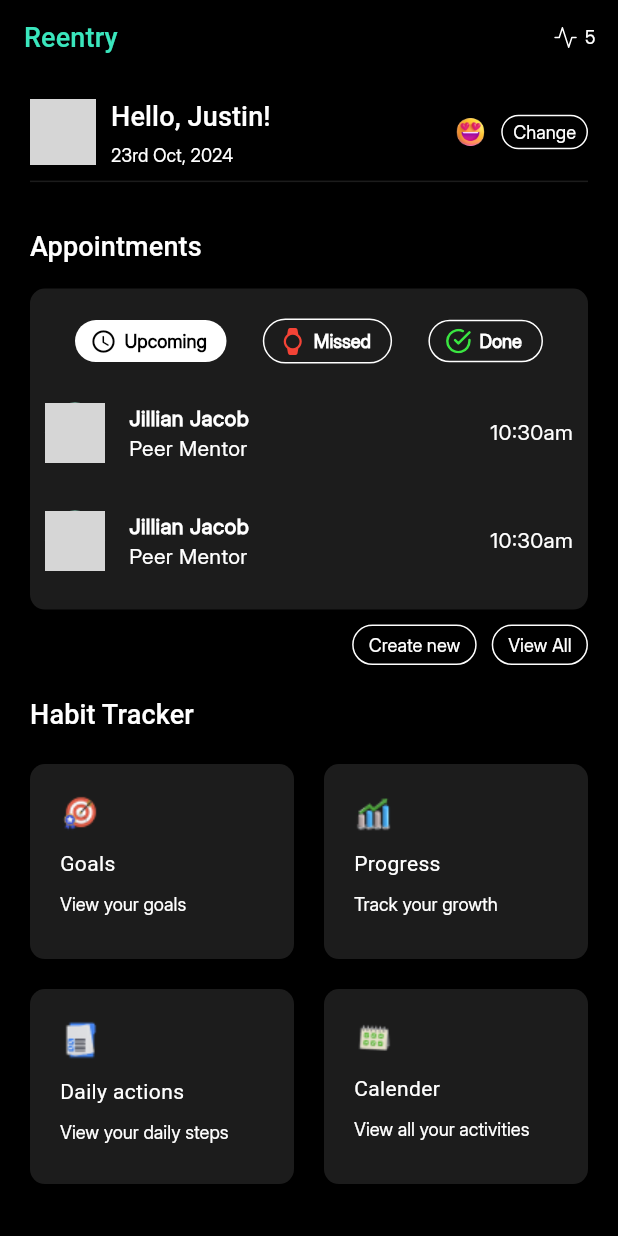
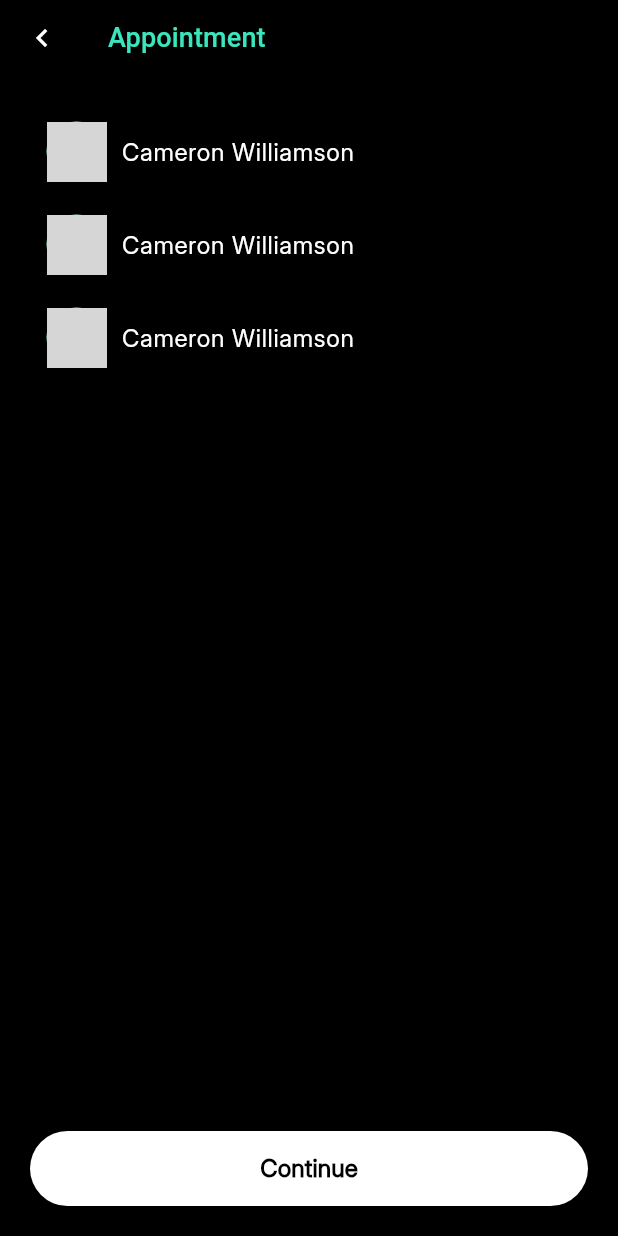
Before and after one commit to Kariaki/reentry, a Flutter app: the screen it shows after launch, after a tap on "Create new", on a phone screen of 412 x 824 dp. Run offline on Flutter 3.47's test engine with Material 3 defaults, Android fonts, the phone set to English and light mode, and no system bars; our stand-ins replace flutter_hooks, flutter_svg; missing offline and left inert: easy_animate; network calls fail; Roboto replaces fonts that are missing (InterBold); grey boxes are pictures that could not be loaded.

Commit message:
create appointment flow

```diff
--- a/lib/ui/components/buttons/primary_button.dart
+++ b/lib/ui/components/buttons/primary_button.dart
@@ -42,7 +42,7 @@ class PrimaryButton extends StatelessWidget {
     return MaterialButton(
       color: color ?? AppColors.white,
       onPressed: () => onPress?.call(),
-      height: 60,
+      height: 50,
       minWidth: double.infinity,
       shape: RoundedRectangleBorder(borderRadius: BorderRadius.circular(100)),
       disabledColor: (color ?? AppColors.white).withOpacity(.6),
--- /dev/null
+++ b/lib/ui/components/user_avatart.dart
@@ -0,0 +1,17 @@
+import 'package:flutter/cupertino.dart';
+import 'package:flutter/material.dart';
+
+class UserAvatar extends StatelessWidget {
+  final double size;
+  final String url;
+  const UserAvatar({super.key,required this.url,this.size = 30});
+
+  @override
+  Widget build(BuildContext context) {
+    return SizedBox(
+      width: size,
+      height: size,
+      child: CircleAvatar(backgroundImage: NetworkImage(url),),
+    );
+  }
+}
--- /dev/null
+++ b/lib/ui/components/user_info_component.dart
@@ -0,0 +1,29 @@
+import 'package:flutter/cupertino.dart';
+import 'package:flutter/material.dart';
+import 'package:reentry/core/extensions.dart';
+import 'package:reentry/core/theme/style/app_styles.dart';
+import 'package:reentry/ui/components/user_avatart.dart';
+
+class UserInfoComponent extends StatelessWidget {
+  final String? url;
+  final double size;
+  final String name;
+
+  const UserInfoComponent({super.key, this.url, required this.name,this.size=30});
+
+  @override
+  Widget build(BuildContext context) {
+    return Row(
+      crossAxisAlignment: CrossAxisAlignment.center,
+      mainAxisAlignment: MainAxisAlignment.start,
+      children: [
+        UserAvatar(url: url ?? '',size: size,),
+        10.width,
+        Text(
+          name,
+          style: Theme.of(context).textTheme.bodyLarge,
+        )
+      ],
+    );
+  }
+}
--- /dev/null
+++ b/lib/ui/modules/appointment/select_appointment_user.dart
@@ -0,0 +1,78 @@
+import 'package:flutter/cupertino.dart';
+import 'package:flutter/material.dart';
+import 'package:flutter_hooks/flutter_hooks.dart';
+import 'package:reentry/core/extensions.dart';
+import 'package:reentry/core/theme/colors.dart';
+import 'package:reentry/core/theme/style/app_styles.dart';
+import 'package:reentry/ui/components/app_bar.dart';
+import 'package:reentry/ui/components/buttons/primary_button.dart';
+import 'package:reentry/ui/components/scaffold/base_scaffold.dart';
+import 'package:reentry/ui/components/user_info_component.dart';
+import 'package:reentry/ui/modules/appointment/appointment_calender_screen.dart';
+
+class AppointmentUserList extends HookWidget {
+  const AppointmentUserList({super.key});
+
+  @override
+  Widget build(BuildContext context) {
+    final selectedUser = useState(-1);
+    return BaseScaffold(
+        appBar: const CustomAppbar(
+          title: 'Appointment',
+        ),
+        child: Column(
+          crossAxisAlignment: CrossAxisAlignment.start,
+          children: [
+            //Text('Select client',style: AppStyles.textTheme(context).bodyLarge,),
+            20.height,
+            //show list Item
+            Expanded(
+                child: ListView.builder(
+              itemCount: 3,
+              itemBuilder: (context, index) {
+                return selectableUserContainer(
+                    name: 'Cameron Williamson',
+                    url: '',
+                    selected: selectedUser.value == index,
+                    onTap: () {
+                      selectedUser.value = index;
+                    });
+              },
+            )),
+
+            PrimaryButton(
+              text: 'Continue',
+              onPress: () {
+                context.push(AppointmentCalenderScreen());
+              },
+            ),
+            20.height,
+          ],
+        ));
+  }
+
+  Widget selectableUserContainer(
+      {required String name,
+      String? url,
+      bool selected = false,
+      required Function() onTap}) {
+    return InkWell(
+      radius: 50,
+      borderRadius: BorderRadius.circular(50),
+      onTap: onTap,
+      child: Container(
+        padding: const EdgeInsets.all(10),
+        decoration: ShapeDecoration(
+            shape: RoundedRectangleBorder(
+                borderRadius: BorderRadius.circular(50),
+                side: BorderSide(
+                    color: selected ? AppColors.white : Colors.transparent))),
+        child: UserInfoComponent(
+          name: name,
+          url: url,
+          size: 40,
+        ),
+      ),
+    );
+  }
+}
--- a/lib/ui/modules/root/navigations/home_navigation_screen.dart
+++ b/lib/ui/modules/root/navigations/home_navigation_screen.dart
@@ -10,6 +10,7 @@ import 'package:reentry/ui/components/container/box_container.dart';
 import 'package:reentry/ui/components/container/outline_container.dart';
 import 'package:reentry/ui/components/scaffold/base_scaffold.dart';
 import '../../../../generated/assets.dart';
+import '../../appointment/select_appointment_user.dart';
 
 class HabitTrackerEntity {
   final String title;
@@ -160,7 +161,9 @@ class _HomeNavigationScreenState extends State<HomeNavigationScreen> {
               Row(
                 mainAxisAlignment: MainAxisAlignment.end,
                 children: [
-                  AppOutlineButton(title: 'Create new', onPress: () {}),
+                  AppOutlineButton(title: 'Create new', onPress: () {
+                    context.push(AppointmentUserList());
+                  }),
                   10.width,
                   AppOutlineButton(title: 'View All', onPress: () {}),
                 ],
```
Also changed, not shown: lib/main.dart (+0 -16 lines), lib/ui/components/success_screen_component.dart (added, +44 -0 lines), lib/ui/modules/appointment/appointment_calender_screen.dart (added, +29 -0 lines), lib/ui/modules/authentication/onboarding_success.dart (+6 -20 lines).
